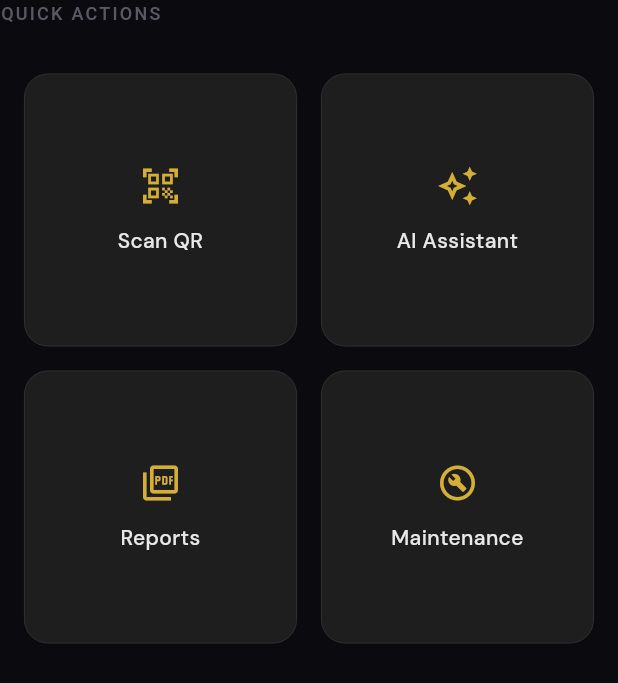
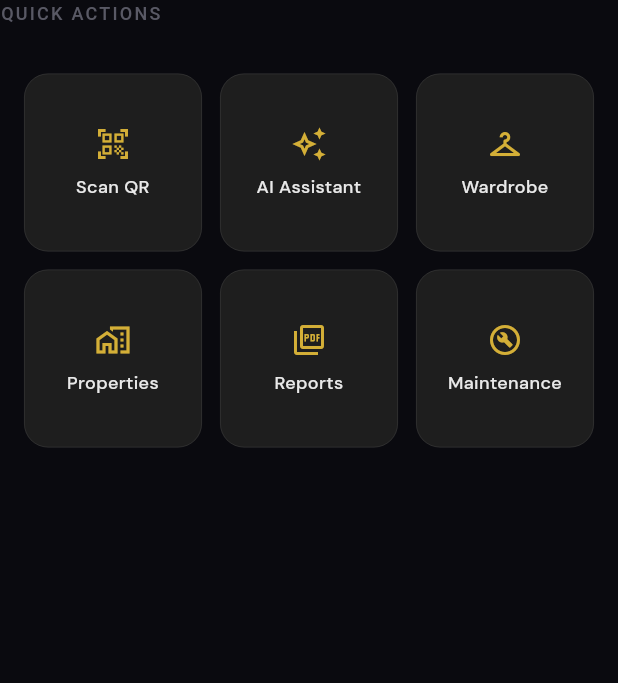
Before and after one commit to frpatino6/vaulted, a Flutter app: the DashboardQuickActions widget shown alone on an empty page, opened directly, on a phone screen of 412 x 824 dp. Shown: the top 683 px of the screen. Run offline on Flutter 3.47's test engine with Material 3 defaults, Android fonts, the phone set to English and light mode, and no system bars; our stand-ins replace cached_network_image, dio, dotted_border, fl_chart, flutter_riverpod, flutter_secure_storage and 5 more; missing offline and left inert: mobile_scanner; accounts and stored records are empty; generated files the repository leaves out were written again; network calls fail.

Commit message:
feat(dashboard): add Wardrobe to Quick Actions grid, expand to 3-column layout
Move Wardrobe from Settings to Dashboard Quick Actions grid.
Grid now shows 6 tiles (3x2): Scan QR, AI Assistant, Wardrobe,
Properties, Reports, Maintenance. Adjusted icon/font sizes for
3-column layout.

```diff
--- a/apps/mobile/lib/features/dashboard/presentation/dashboard_screen.dart
+++ b/apps/mobile/lib/features/dashboard/presentation/dashboard_screen.dart
@@ -501,9 +501,9 @@ class DashboardQuickActions extends ConsumerWidget {
           child: GridView.count(
             shrinkWrap: true,
             physics: const NeverScrollableScrollPhysics(),
-            crossAxisCount: 2,
-            mainAxisSpacing: 16.0,
-            crossAxisSpacing: 16.0,
+            crossAxisCount: 3,
+            mainAxisSpacing: 12.0,
+            crossAxisSpacing: 12.0,
             childAspectRatio: 1.0,
             padding: EdgeInsets.zero,
             children: [
@@ -516,6 +516,16 @@ class DashboardQuickActions extends ConsumerWidget {
                 icon: Icons.auto_awesome_outlined,
                 label: 'AI Assistant',
                 onTap: () => context.push('/chat'),
+              ),
+              _QuickActionTile(
+                icon: Icons.checkroom_outlined,
+                label: 'Wardrobe',
+                onTap: () => context.push('/wardrobe'),
+              ),
+              _QuickActionTile(
+                icon: Icons.home_work_outlined,
+                label: 'Properties',
+                onTap: () => context.push('/properties'),
               ),
               _QuickActionTile(
                 icon: Icons.picture_as_pdf_outlined,
@@ -566,15 +576,15 @@ class _QuickActionTile extends StatelessWidget {
               mainAxisSize: MainAxisSize.min,
               mainAxisAlignment: MainAxisAlignment.center,
               children: [
-                Icon(icon, color: AppColors.accentBright, size: 28.0),
-                const SizedBox(height: 12.0),
+                Icon(icon, color: AppColors.accentBright, size: 24.0),
+                const SizedBox(height: 8.0),
                 Text(
                   label,
                   maxLines: 1,
                   overflow: TextOverflow.ellipsis,
                   textAlign: TextAlign.center,
                   style: TextStyle(
-                    fontSize: 14.0,
+                    fontSize: 12.0,
                     fontWeight: FontWeight.w500,
                     color: Colors.white.withValues(alpha: 0.9),
                   ),
```
